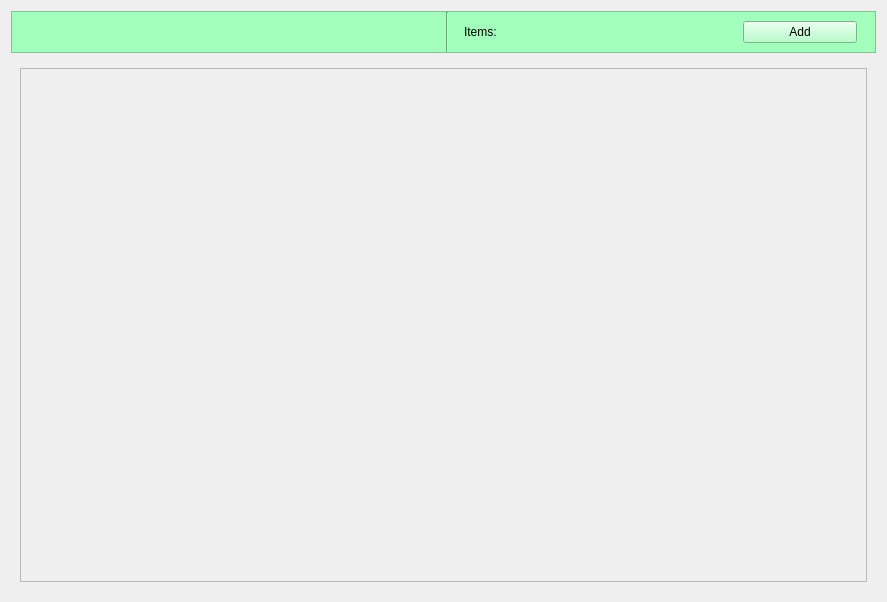
Old version of the form src/Client/View/MainPage/List/ListsSubPage/ListsSubPage.ui in the repository iodream/Spend-Note.
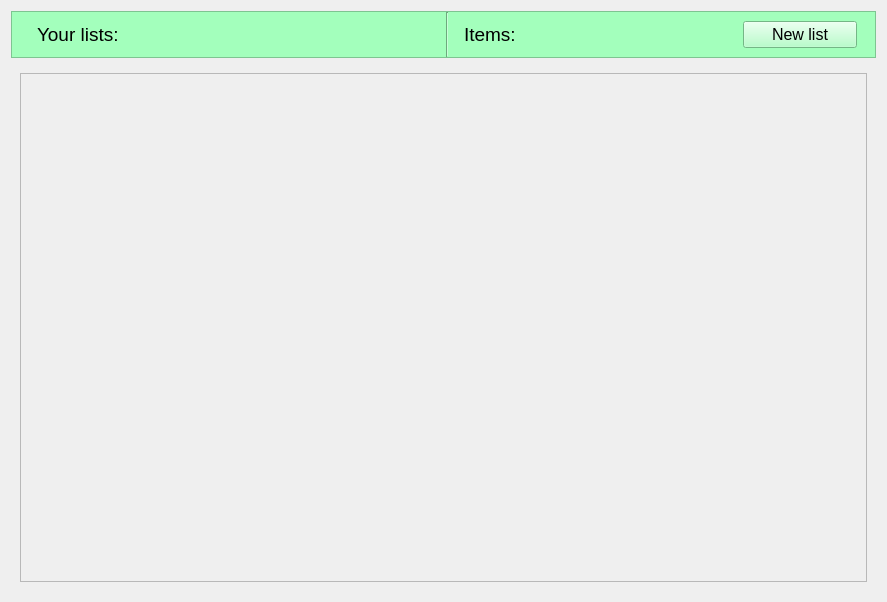
New version of the form. Icons and pictures are not drawn.

What changed in the file:
```diff
--- a/src/Client/View/MainPage/List/ListsSubPage/ListsSubPage.ui
+++ b/src/Client/View/MainPage/List/ListsSubPage/ListsSubPage.ui
@@ -52,7 +52,21 @@
           <height>0</height>
          </size>
         </property>
-        <layout class="QHBoxLayout" name="horizontalLayout_2"/>
+        <layout class="QHBoxLayout" name="horizontalLayout_2">
+         <item>
+          <widget class="QLabel" name="label_2">
+           <property name="font">
+            <font>
+             <pointsize>14</pointsize>
+             <bold>false</bold>
+            </font>
+           </property>
+           <property name="text">
+            <string>Your lists:</string>
+           </property>
+          </widget>
+         </item>
+        </layout>
        </widget>
       </item>
       <item>
@@ -67,6 +81,12 @@
         <layout class="QHBoxLayout" name="horizontalLayout_3">
          <item>
           <widget class="QLabel" name="label">
+           <property name="font">
+            <font>
+             <pointsize>14</pointsize>
+             <bold>false</bold>
+            </font>
+           </property>
            <property name="text">
             <string>Items:</string>
            </property>
@@ -109,8 +129,17 @@
              <height>0</height>
             </size>
            </property>
+           <property name="font">
+            <font>
+             <pointsize>12</pointsize>
+            </font>
+           </property>
            <property name="text">
-            <string>Add</string>
+            <string>New list</string>
+           </property>
+           <property name="icon">
+            <iconset resource="../../../../resources.qrc">
+             <normaloff>:/Icons/Icons/add.png</normaloff>:/Icons/Icons/add.png</iconset>
            </property>
           </widget>
          </item>
@@ -141,7 +170,7 @@
             <x>0</x>
             <y>0</y>
             <width>849</width>
-            <height>513</height>
+            <height>508</height>
            </rect>
           </property>
           <layout class="QVBoxLayout" name="ItemsLayout">
```
Left out of the diff: 8 changed lines with no effect on the pictures.
